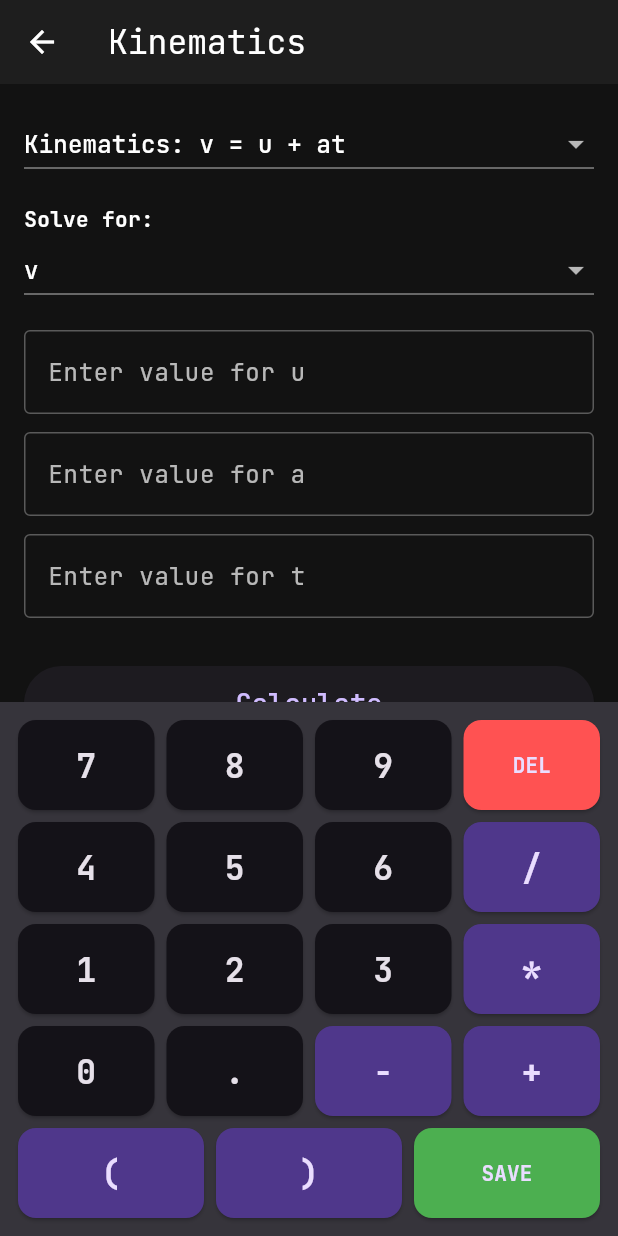
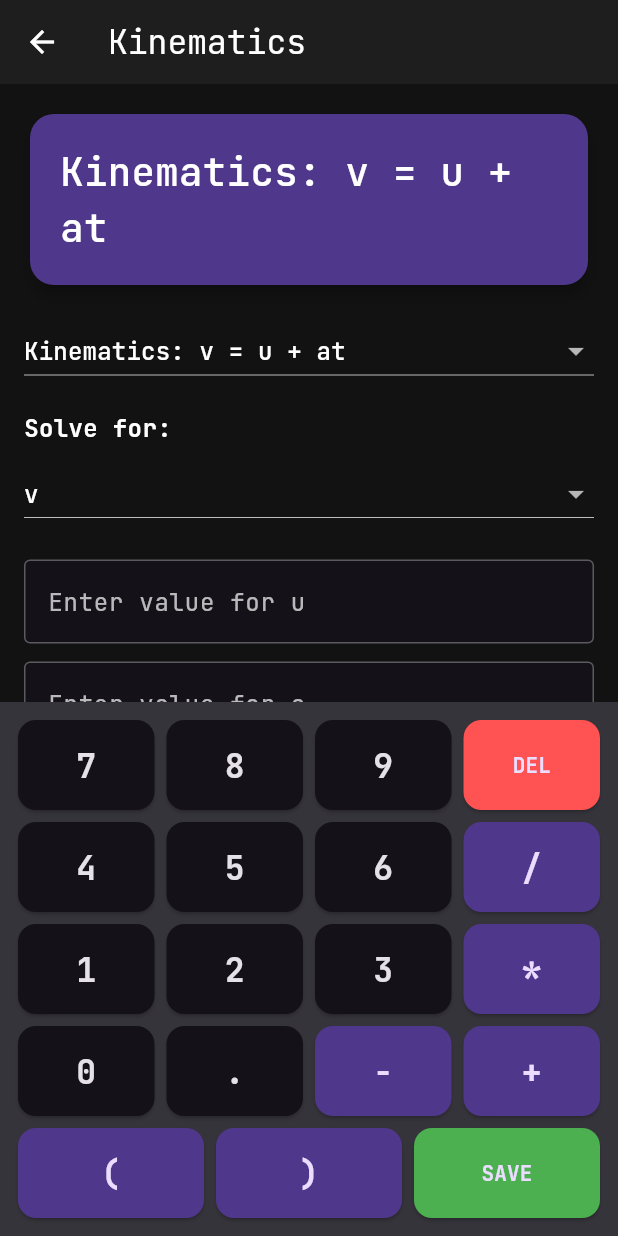
Before and after one commit to RRO-007/omniformula_solver, a Flutter app: the PhysicsHomePage screen opened directly, after a tap on "Kinematics", on a phone screen of 412 x 824 dp. Run offline on Flutter 3.47's test engine with Material 3 defaults, Android fonts, the phone set to English and light mode, and no system bars; our stand-ins replace google_fonts, math_expressions; missing offline and left inert: flutter_math_fork.

Commit message:
Phase 2: Added LaTeX rendering, updated formula model, overhauled solver UI

```diff
--- a/lib/models/formula.dart
+++ b/lib/models/formula.dart
@@ -2,12 +2,15 @@ class Formula {
   final String id;
   final String name;
   final List<String> variables; // e.g., ['F', 'm', 'a']
-  final Map<String, String> equations; // e.g., {'F': 'm * a', 'a': 'F / m'}
+  final Map<String, String>
+  equations; // Plain text for math_expressions solving
+  final String? latex; // NEW: LaTeX string for beautiful display
 
   Formula({
     required this.id,
     required this.name,
     required this.variables,
     required this.equations,
+    this.latex, // Optional field
   });
 }
--- a/lib/views/physics/physics_solver_page.dart
+++ b/lib/views/physics/physics_solver_page.dart
@@ -3,6 +3,7 @@ import 'package:flutter/material.dart';
 import '../../controllers/solver_engine.dart';
 import '../../models/formula.dart';
 import '../../widgets/math_keypad.dart';
+import '../../widgets/math_renderer.dart';
 
 class PhysicsSolverPage extends StatefulWidget {
   final String categoryName;
@@ -33,19 +34,89 @@ class _PhysicsSolverPageState extends State<PhysicsSolverPage> {
   @override
   void initState() {
     super.initState();
-    // Simple filter logic based on category name (you can expand this)
-    _filteredFormulas = widget.allFormulas.where((f) {
-      // This is a basic filter. In a real app, you'd tag formulas with categories.
-      return true; // For now, show all to ensure nothing is lost
+    _filteredFormulas = _filterByCategory(
+      widget.allFormulas,
+      widget.categoryName,
+    );
+    _selectedFormula = _filteredFormulas[0];
+    _initializeControllers();
+  }
+
+  List<Formula> _filterByCategory(List<Formula> formulas, String category) {
+    if (category == 'All Topics') return formulas;
+
+    final cat = category.toLowerCase();
+    final filtered = formulas.where((f) {
+      final n = f.name.toLowerCase();
+      if (cat == 'kinematics')
+        return n.contains('kinematics') ||
+            n.contains('velocity') ||
+            n.contains('displacement') ||
+            n.contains('acceleration');
+      if (cat == 'dynamics')
+        return n.contains('force') ||
+            n.contains('momentum') ||
+            n.contains('newton') ||
+            n.contains('impulse') ||
+            n.contains('torque');
+      if (cat == 'energy')
+        return n.contains('work') ||
+            n.contains('energy') ||
+            n.contains('power') ||
+            n.contains('spring');
+      if (cat == 'gravitation')
+        return n.contains('gravit') ||
+            n.contains('orbit') ||
+            n.contains('escape') ||
+            n.contains('kepler');
+      if (cat == 'waves')
+        return n.contains('wave') ||
+            n.contains('frequency') ||
+            n.contains('period') ||
+            n.contains('sound') ||
+            n.contains('doppler');
+      if (cat == 'thermodynamics')
+        return n.contains('thermo') ||
+            n.contains('heat') ||
+            n.contains('gas') ||
+            n.contains('entropy') ||
+            n.contains('carnot');
+      if (cat == 'electromagnetism')
+        return n.contains('electric') ||
+            n.contains('magnet') ||
+            n.contains('ohm') ||
+            n.contains('circuit') ||
+            n.contains('capacitor');
+      if (cat == 'optics')
+        return n.contains('lens') ||
+            n.contains('optics') ||
+            n.contains('snell') ||
+            n.contains('prism') ||
+            n.contains('mirror');
+      if (cat == 'modern physics')
+        return n.contains('photon') ||
+            n.contains('relativity') ||
+            n.contains('broglie') ||
+            n.contains('bohr');
+      if (cat == 'nuclear')
+        return n.contains('nuclear') ||
+            n.contains('radioactive') ||
+            n.contains('decay') ||
+            n.contains('binding');
+      if (cat == 'fluids')
+        return n.contains('fluid') ||
+            n.contains('stokes') ||
+            n.contains('viscosity') ||
+            n.contains('pressure');
+      if (cat == 'astronomy')
+        return n.contains('hubble') ||
+            n.contains('star') ||
+            n.contains('solar') ||
+            n.contains('black hole');
+      return true;
     }).toList();
 
-    // If empty, fallback to all
-    if (_filteredFormulas.isEmpty) {
-      _filteredFormulas = widget.allFormulas;
-    }
-
-    _selectedFormula = _filteredFormulas[0];
-    _initializeControllers();
+    return filtered.isEmpty ? formulas : filtered;
   }
 
   void _initializeControllers() {
@@ -98,8 +169,11 @@ class _PhysicsSolverPageState extends State<PhysicsSolverPage> {
 
   @override
   Widget build(BuildContext context) {
+    // Use the LaTeX formula if available, otherwise use the plain text name
+    final displayFormula = _selectedFormula.latex ?? _selectedFormula.name;
+
     return Scaffold(
-      appBar: AppBar(title: Text(widget.categoryName)),
+      appBar: AppBar(title: Text(widget.categoryName), elevation: 0),
       body: Column(
         children: [
           Expanded(
@@ -108,7 +182,26 @@ class _PhysicsSolverPageState extends State<PhysicsSolverPage> {
               child: Column(
                 crossAxisAlignment: CrossAxisAlignment.start,
                 children: [
-                  // Formula Dropdown
+                  // Formula Display Card
+                  Card(
+                    elevation: 4,
+                    shape: RoundedRectangleBorder(
+                      borderRadius: BorderRadius.circular(16),
+                    ),
+                    color: Theme.of(context).colorScheme.primaryContainer,
+                    child: Padding(
+                      padding: const EdgeInsets.all(20.0),
+                      child: Center(
+                        child: MathRenderer(
+                          formula: displayFormula,
+                          fontSize: 26,
+                        ),
+                      ),
+                    ),
+                  ),
+                  const SizedBox(height: 16),
+
+                  // Formula Selector (if multiple)
                   DropdownButton<Formula>(
                     value: _selectedFormula,
                     isExpanded: true,
@@ -132,11 +225,12 @@ class _PhysicsSolverPageState extends State<PhysicsSolverPage> {
                   ),
                   const SizedBox(height: 16),
 
-                  // Target Variable Dropdown
+                  // Target Variable Selector
                   const Text(
                     "Solve for:",
-                    style: TextStyle(fontWeight: FontWeight.bold),
+                    style: TextStyle(fontWeight: FontWeight.bold, fontSize: 16),
                   ),
+                  const SizedBox(height: 8),
                   DropdownButton<String>(
                     value: _targetVariable,
                     isExpanded: true,
@@ -153,7 +247,7 @@ class _PhysicsSolverPageState extends State<PhysicsSolverPage> {
                       );
                     }).toList(),
                   ),
-                  const SizedBox(height: 16),
+                  const SizedBox(height: 20),
 
                   // Dynamic Input Fields
                   ..._selectedFormula.variables
@@ -164,14 +258,12 @@ class _PhysicsSolverPageState extends State<PhysicsSolverPage> {
                           child: TextField(
                             controller: _controllers[variable],
                             focusNode: _focusNodes[variable],
-                            readOnly: true, // Prevents system keyboard from popping up
-                            keyboardType: const TextInputType.numberWithOptions(
-                              decimal: true,
-                              signed: true,
-                            ),
+                            readOnly: true, // Prevents system keyboard
                             decoration: InputDecoration(
                               labelText: 'Enter value for $variable',
                               border: const OutlineInputBorder(),
+                              filled: true,
+                              fillColor: Theme.of(context).colorScheme.surface,
                             ),
                             onTap: () {
                               setState(() {
@@ -187,19 +279,38 @@ class _PhysicsSolverPageState extends State<PhysicsSolverPage> {
                     width: double.infinity,
                     height: 50,
                     child: ElevatedButton(
+                      style: ElevatedButton.styleFrom(
+                        backgroundColor: Theme.of(context).colorScheme.primary,
+                        foregroundColor: Theme.of(context)
+                            .colorScheme
+                            .onPrimary,
+                      ),
                       onPressed: _solve,
                       child: const Text(
                         'Calculate',
-                        style: TextStyle(fontSize: 18),
+                        style: TextStyle(
+                          fontSize: 18,
+                          fontWeight: FontWeight.bold,
+                        ),
                       ),
                     ),
                   ),
                   const SizedBox(height: 24),
 
-                  // Steps Display
+                  // Solution Steps Display Card
                   if (_steps.isNotEmpty) ...[
+                    Card(
+                      elevation: 2,
+                      shape: RoundedRectangleBorder(
+                        borderRadius: BorderRadius.circular(16),
+                      ),
+                      child: Padding(
+                        padding: const EdgeInsets.all(16.0),
+                        child: Column(
+                          crossAxisAlignment: CrossAxisAlignment.start,
+                          children: [
                             const Text(
-                      'Solution Steps:',
+                              'Solution:',
                               style: TextStyle(
                                 fontSize: 18,
                                 fontWeight: FontWeight.bold,
@@ -209,7 +320,17 @@ class _PhysicsSolverPageState extends State<PhysicsSolverPage> {
                             ..._steps.map(
                               (step) => Padding(
                                 padding: const EdgeInsets.only(bottom: 8.0),
-                        child: Text(step, style: const TextStyle(fontSize: 16)),
+                                child: Text(
+                                  step,
+                                  style: const TextStyle(
+                                    fontSize: 16,
+                                    height: 1.5,
+                                  ),
+                                ),
+                              ),
+                            ),
+                          ],
+                        ),
                       ),
                     ),
                   ],
--- /dev/null
+++ b/lib/widgets/math_renderer.dart
@@ -0,0 +1,37 @@
+import 'package:flutter/material.dart';
+import 'package:flutter_math_fork/flutter_math.dart';
+
+class MathRenderer extends StatelessWidget {
+  final String formula;
+  final double fontSize;
+
+  const MathRenderer({super.key, required this.formula, this.fontSize = 22});
+
+  @override
+  Widget build(BuildContext context) {
+    if (formula.isEmpty) return const SizedBox.shrink();
+
+    // A simple check to see if it's likely LaTeX
+    final isLatex =
+        formula.contains('\\') ||
+        formula.contains('^') ||
+        formula.contains('_') ||
+        formula.contains('{');
+
+    if (isLatex) {
+      try {
+        return Math.tex(
+          formula,
+          mathStyle: MathStyle.display,
+          textStyle: TextStyle(fontSize: fontSize),
+        );
+      } catch (e) {
+        // If LaTeX fails, silently fall back to plain text
+      }
+    }
+    return Text(
+      formula,
+      style: TextStyle(fontSize: fontSize, fontWeight: FontWeight.w500),
+    );
+  }
+}
```
Also changed, not shown: pubspec.yaml (+3 -68 lines), pubspec.lock. Lines whose indentation alone changed are shown as unchanged.
